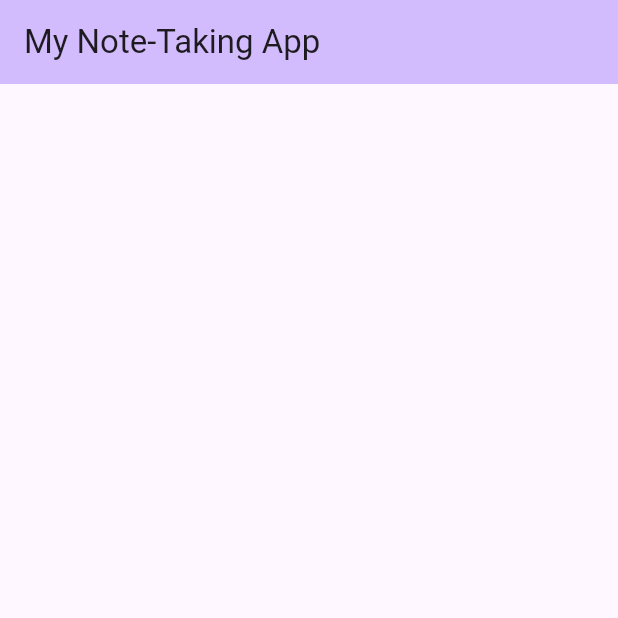
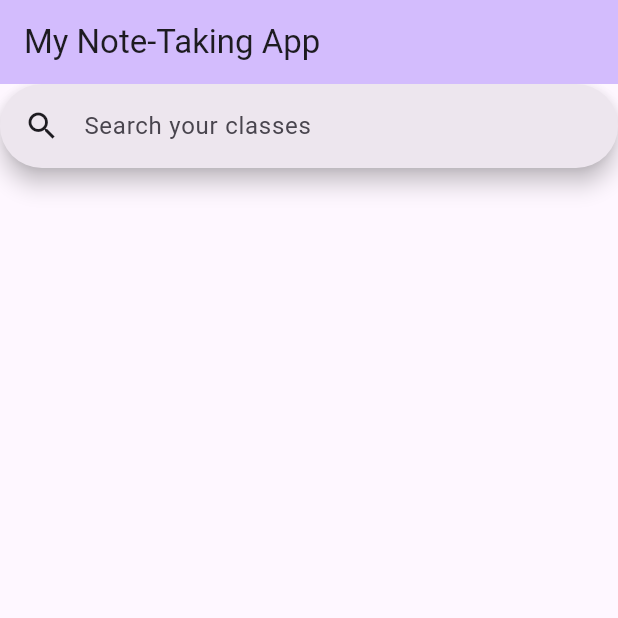
Before and after one commit to Logan-Developer/ui-lahumbert, a Flutter app: the screen it shows after launch, on a phone screen of 412 x 824 dp, the top half of it. Run offline on Flutter 3.47's test engine with Material 3 defaults, Android fonts, the phone set to English and light mode, and no system bars; our stand-ins replace go_router.

Commit message:
FInal project: create search bar

```diff
--- a/FinalProject/note_taking_app/lib/pages/home_page.dart
+++ b/FinalProject/note_taking_app/lib/pages/home_page.dart
@@ -1,4 +1,6 @@
 import 'package:flutter/material.dart';
+
+import '../widgets/my_search_widget.dart';
 
 class HomePage extends StatefulWidget {
   const HomePage({super.key, required this.title});
@@ -17,6 +19,9 @@ class _HomePageState extends State<HomePage> {
         backgroundColor: Theme.of(context).colorScheme.inversePrimary,
         title: Text(widget.title),
       ),
+      body: const Center(
+          child: Column(
+              children: [MySearchWidget(hintText: 'Search your classes')])),
     );
   }
 }
--- /dev/null
+++ b/FinalProject/note_taking_app/lib/widgets/my_search_widget.dart
@@ -0,0 +1,43 @@
+import 'package:flutter/material.dart';
+
+class MySearchWidget extends StatefulWidget {
+  const MySearchWidget({super.key, this.hintText});
+
+  final String? hintText;
+
+  @override
+  State<MySearchWidget> createState() => _MySearchWidgetState();
+}
+
+class _MySearchWidgetState extends State<MySearchWidget> {
+  @override
+  Widget build(BuildContext context) {
+    return SearchAnchor(
+        builder: (BuildContext context, SearchController controller) {
+      return SearchBar(
+          controller: controller,
+          padding: const MaterialStatePropertyAll<EdgeInsets>(
+              EdgeInsets.symmetric(horizontal: 16.0)),
+          onTap: () {
+            controller.openView();
+          },
+          onChanged: (_) {
+            controller.openView();
+          },
+          leading: const Icon(Icons.search),
+          hintText: widget.hintText);
+    }, suggestionsBuilder: (BuildContext context, SearchController controller) {
+      return List<ListTile>.generate(5, (int index) {
+        final String item = 'item $index';
+        return ListTile(
+          title: Text(item),
+          onTap: () {
+            setState(() {
+              controller.closeView(item);
+            });
+          },
+        );
+      });
+    });
+  }
+}
```
